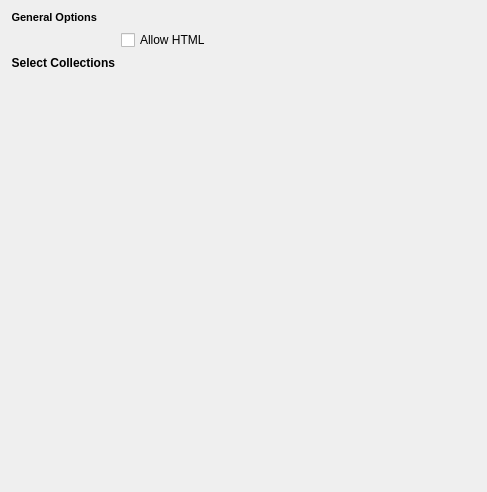
This is emailnotifier/emailnotifierConfig.ui in KDE/plasma-lionmail as Qt 5 draws it before an edit. The edited form follows.
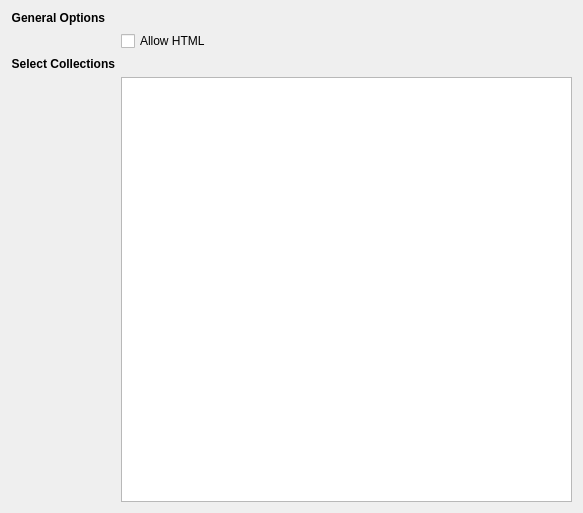
This is the edited form.

Commit message:
Work on selecting a collection
- Add a treeview to the configdialog
- Populate this treeview with an EntityTreeModel that shows checkable
  email folders

What changed in the file:
```diff
--- a/emailnotifier/emailnotifierConfig.ui
+++ b/emailnotifier/emailnotifierConfig.ui
@@ -6,8 +6,8 @@
    <rect>
     <x>0</x>
     <y>0</y>
-    <width>487</width>
-    <height>492</height>
+    <width>583</width>
+    <height>513</height>
    </rect>
   </property>
   <property name="sizePolicy">
@@ -23,17 +23,10 @@
    </size>
   </property>
   <layout class="QFormLayout" name="formLayout">
-   <property name="fieldGrowthPolicy">
-    <enum>QFormLayout::ExpandingFieldsGrow</enum>
-   </property>
    <item row="0" column="0">
     <widget class="QLabel" name="generallabel">
      <property name="text">
-      <string>&lt;!DOCTYPE HTML PUBLIC &quot;-//W3C//DTD HTML 4.0//EN&quot; &quot;http://www.w3.org/TR/REC-html40/strict.dtd&quot;&gt;
-&lt;html&gt;&lt;head&gt;&lt;meta name=&quot;qrichtext&quot; content=&quot;1&quot; /&gt;&lt;style type=&quot;text/css&quot;&gt;
-p, li { white-space: pre-wrap; }
-&lt;/style&gt;&lt;/head&gt;&lt;body style=&quot; font-family:'Sans Serif'; font-size:8pt; font-weight:400; font-style:normal;&quot;&gt;
-&lt;p style=&quot; margin-top:0px; margin-bottom:0px; margin-left:0px; margin-right:0px; -qt-block-indent:0; text-indent:0px;&quot;&gt;&lt;span style=&quot; font-weight:600;&quot;&gt;General Options&lt;/span&gt;&lt;/p&gt;&lt;/body&gt;&lt;/html&gt;</string>
+      <string>&lt;b&gt;General Options&lt;/b&gt;</string>
      </property>
      <property name="alignment">
       <set>Qt::AlignRight|Qt::AlignTrailing|Qt::AlignVCenter</set>
@@ -64,6 +57,16 @@
      </property>
     </widget>
    </item>
+   <item row="3" column="1">
+    <widget class="QTreeView" name="collectionsTreeView">
+     <property name="minimumSize">
+      <size>
+       <width>0</width>
+       <height>400</height>
+      </size>
+     </property>
+    </widget>
+   </item>
   </layout>
  </widget>
  <resources/>
```
The commit also changes 3 other files.
